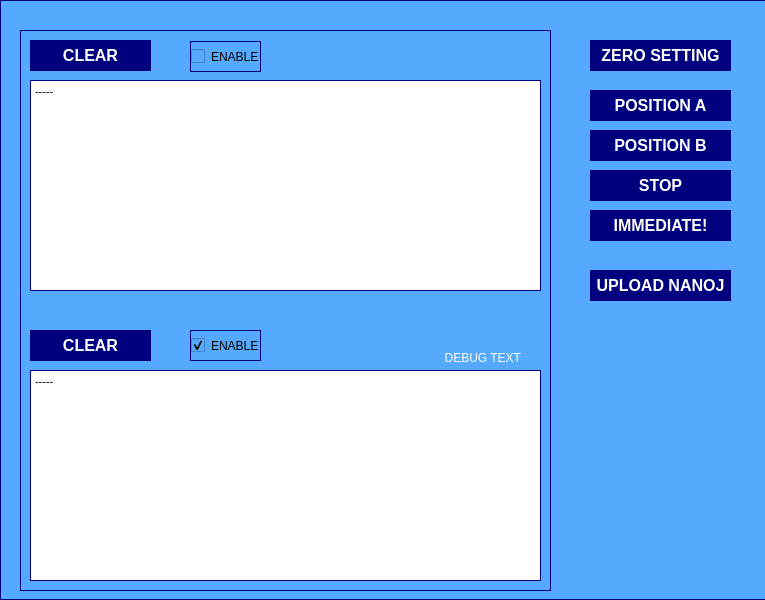
The window that MOTOR_CONTROL/SOURCE/WINDOW/window.ui (marcorispoli/MCPU_Z190_VECCHIO) describes before a commit, drawn with Qt 5.
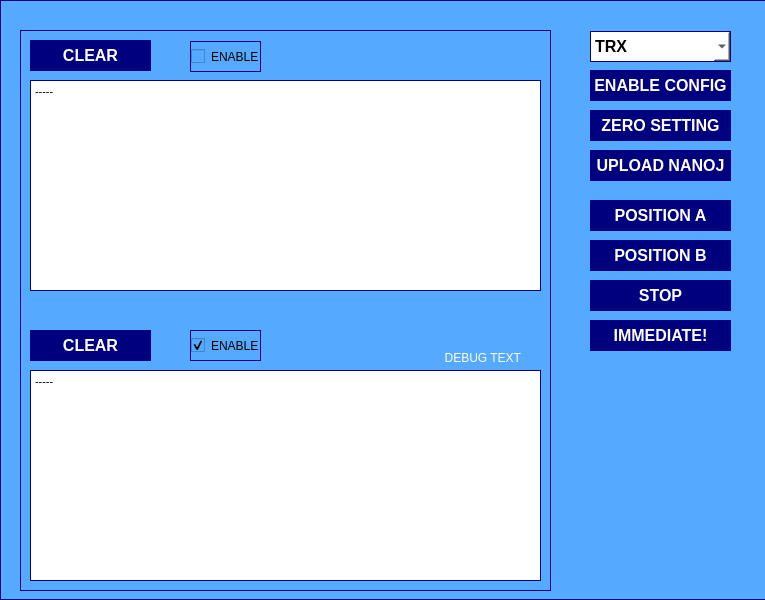
The same window after the commit.

What changed in the file:
```diff
--- a/MOTOR_CONTROL/SOURCE/WINDOW/window.ui
+++ b/MOTOR_CONTROL/SOURCE/WINDOW/window.ui
@@ -220,7 +220,7 @@
     <property name="geometry">
      <rect>
       <x>590</x>
-      <y>40</y>
+      <y>110</y>
       <width>141</width>
       <height>31</height>
      </rect>
@@ -245,7 +245,7 @@
     <property name="geometry">
      <rect>
       <x>590</x>
-      <y>90</y>
+      <y>200</y>
       <width>141</width>
       <height>31</height>
      </rect>
@@ -270,7 +270,7 @@
     <property name="geometry">
      <rect>
       <x>590</x>
-      <y>130</y>
+      <y>240</y>
       <width>141</width>
       <height>31</height>
      </rect>
@@ -295,7 +295,7 @@
     <property name="geometry">
      <rect>
       <x>590</x>
-      <y>170</y>
+      <y>280</y>
       <width>141</width>
       <height>31</height>
      </rect>
@@ -320,7 +320,7 @@
     <property name="geometry">
      <rect>
       <x>590</x>
-      <y>210</y>
+      <y>320</y>
       <width>141</width>
       <height>31</height>
      </rect>
@@ -345,7 +345,7 @@
     <property name="geometry">
      <rect>
       <x>590</x>
-      <y>270</y>
+      <y>150</y>
       <width>141</width>
       <height>31</height>
      </rect>
@@ -366,6 +366,76 @@
      <string>UPLOAD NANOJ</string>
     </property>
    </widget>
+   <widget class="QPushButton" name="enableConfig">
+    <property name="geometry">
+     <rect>
+      <x>590</x>
+      <y>70</y>
+      <width>141</width>
+      <height>31</height>
+     </rect>
+    </property>
+    <property name="font">
+     <font>
+      <pointsize>12</pointsize>
+      <bold>true</bold>
+     </font>
+    </property>
+    <property name="styleSheet">
+     <string notr="true">background-color: rgb(0, 0, 127);
+color: rgb(255, 255, 255);
+border-width: 0px;
+</string>
+    </property>
+    <property name="text">
+     <string>ENABLE CONFIG</string>
+    </property>
+   </widget>
+   <widget class="QComboBox" name="targetDevice">
+    <property name="geometry">
+     <rect>
+      <x>590</x>
+      <y>31</y>
+      <width>141</width>
+      <height>31</height>
+     </rect>
+    </property>
+    <property name="font">
+     <font>
+      <pointsize>12</pointsize>
+      <bold>true</bold>
+     </font>
+    </property>
+    <property name="styleSheet">
+     <string notr="true">background-color: rgb(255, 255, 255);
+color: rgb(0, 0, 0);</string>
+    </property>
+    <item>
+     <property name="text">
+      <string>TRX</string>
+     </property>
+    </item>
+    <item>
+     <property name="text">
+      <string>ARM</string>
+     </property>
+    </item>
+    <item>
+     <property name="text">
+      <string>BODY</string>
+     </property>
+    </item>
+    <item>
+     <property name="text">
+      <string>LIFT</string>
+     </property>
+    </item>
+    <item>
+     <property name="text">
+      <string>SLIDE</string>
+     </property>
+    </item>
+   </widget>
   </widget>
  </widget>
  <resources/>
```
